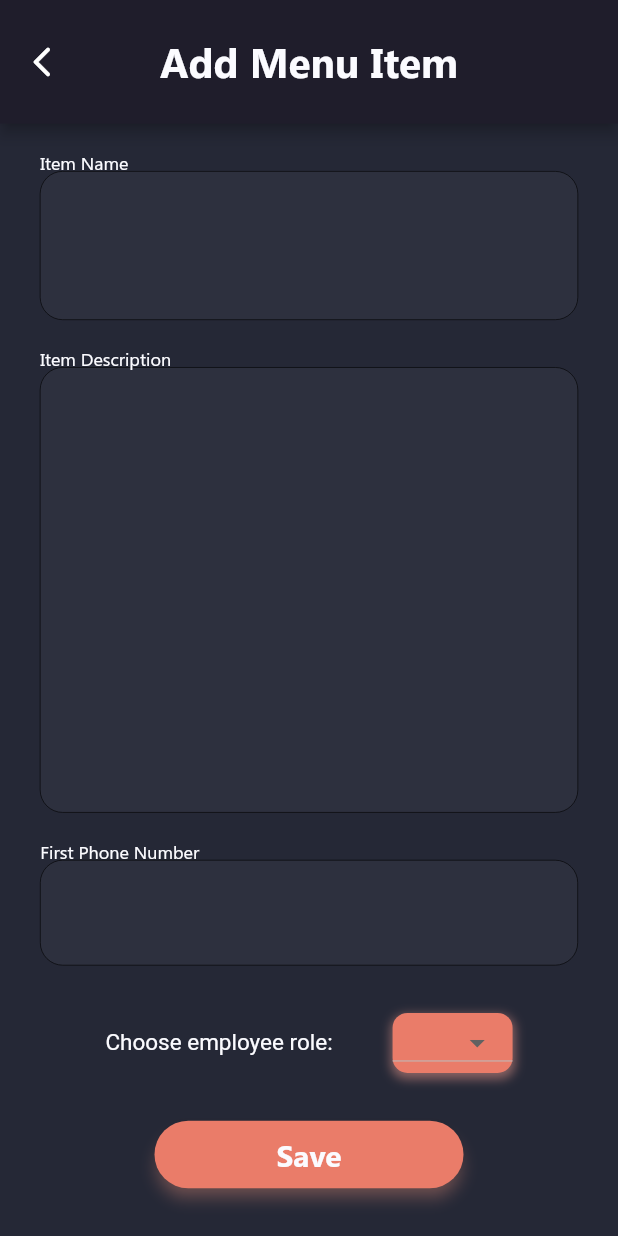
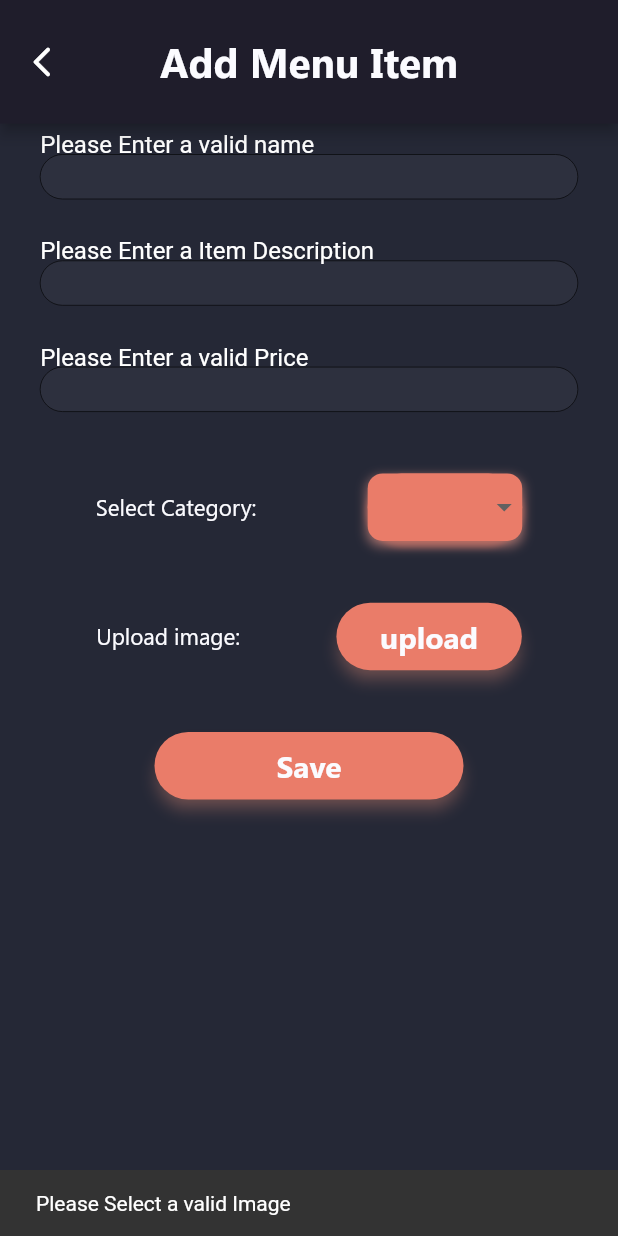
Before and after one commit to adhamremeh/Restaurant_App_Flutter, a Flutter app: the screen it shows after launch, after a tap on "Save", on a phone screen of 412 x 824 dp. Run offline on Flutter 3.47's test engine with Material 2 defaults, Android fonts, the phone set to English and light mode, and no system bars; our stand-ins replace image_picker; missing offline and left inert: mysql1.

Commit message:
image functionality added

```diff
--- a/lib/screens/Manger_View/MenuItem/add_menu_item_screen.dart
+++ b/lib/screens/Manger_View/MenuItem/add_menu_item_screen.dart
@@ -1,9 +1,13 @@
 import 'dart:async';
+import 'dart:convert';
 import 'package:flutter/material.dart';
+import 'package:image_picker/image_picker.dart';
 import 'package:mat3ami/business_logic/models/employee.dart';
+import 'package:mat3ami/business_logic/models/menu_item.dart' as m;
 import 'package:mat3ami/business_logic/models/table_in_restaurant.dart';
 import 'package:mat3ami/business_logic/services/employee_services.dart';
 import 'package:mat3ami/business_logic/view_models/active_user_view_model.dart';
+import 'package:mat3ami/business_logic/view_models/menu_view_model.dart';
 import 'package:mat3ami/screens/common_components/combo_box.dart';
 import 'package:mat3ami/screens/common_components/common_components.dart';
 import 'package:mat3ami/screens/common_components/custom_scaffold.dart';
@@ -18,34 +22,51 @@ class AddMenuItemScreen extends StatefulWidget {
 }
 
 class _AddMenuItemScreenState extends State<AddMenuItemScreen> {
-  final TextEditingController _FirstNameinputTEXT = TextEditingController();
-  final TextEditingController _LastNameinputTEXT = TextEditingController();
-  final TextEditingController _PasswordinputTEXT = TextEditingController();
-  final TextEditingController _FirstPhoneinputTEXT = TextEditingController();
-  final TextEditingController _SecondPhoneinputTEXT = TextEditingController();
-  final TextEditingController _SalaryinputTEXT = TextEditingController();
+  final TextEditingController _ItemNameInputText = TextEditingController();
+  final TextEditingController _ItemDescriptionInputText =
+      TextEditingController();
+  final TextEditingController _ItemPriceInputText = TextEditingController();
+  final TextEditingController _categoryInputText = TextEditingController();
+
   String dropdownValue = '';
-
-  final double customPadding = 30;
-  final double customHeight = 70;
+  List<String> categoryList = ['dessert', 'Koshary'];
+  String? imageBytes;
 
   @override
   void initState() {
     // TODO: implement initState
   }
 
-  Future<void> HireButton() async {
-    String managerSSN = ActiveUserViewModel.id;
-    Employee newUser = Employee(
-        ssn: -1,
-        managerSsn: int.parse(managerSSN),
-        fName: _FirstNameinputTEXT.text,
-        lName: _LastNameinputTEXT.text,
-        employeeRole: dropdownValue,
-        password: _PasswordinputTEXT.text,
-        phone: [_FirstPhoneinputTEXT.text, _SecondPhoneinputTEXT.text],
-        salary: double.parse(_SalaryinputTEXT.text));
-    EmployeeServices.addNewEmployeeToDatabase(newUser, int.parse(managerSSN));
+  Future<void> saveMenuItem() async {
+    bool valid = validateTextFields();
+    if (valid) {
+      showDialog(
+        context: context,
+        barrierDismissible: false,
+        builder: (context) {
+          return Container(
+            color: CustomStyle.colorPalette.lightBackgorund,
+            child: Center(
+              child: CircularProgressIndicator(
+                color: CustomStyle.colorPalette.orange,
+              ),
+            ),
+          );
+        },
+      );
+      await Provider.of<MenuViewModel>(context, listen: false).addNewMenuItem(
+          m.MenuItem(
+              name: _ItemNameInputText.text,
+              price: double.parse(_ItemPriceInputText.text),
+              availability: true,
+              category: _categoryInputText.text,
+              description: _ItemDescriptionInputText.text,
+              imageBytes: this.imageBytes));
+      ScaffoldMessenger.of(context).clearSnackBars();
+      ScaffoldMessenger.of(context)
+          .showSnackBar(SnackBar(content: Text('Item added succsefuly')));
+      Navigator.of(context, rootNavigator: true).pop();
+    }
   }
 
   @override
@@ -53,38 +74,52 @@ class _AddMenuItemScreenState extends State<AddMenuItemScreen> {
     return customScaffold(
       title: "Add Menu Item",
       context: context,
-      body: Column(
-        mainAxisAlignment: MainAxisAlignment.spaceEvenly,
+      body: SingleChildScrollView(
+        child: Column(
           crossAxisAlignment: CrossAxisAlignment.center,
           children: [
+            SizedBox(
+              height: MediaQuery.of(context).size.height * 0.025,
+            ),
             customTextField(
                 width: MediaQuery.of(context).size.width * 0.87,
-              height: MediaQuery.of(context).size.height * 0.12,
-              hintText: "Item Name",
-              textEditingController: _FirstNameinputTEXT),
+                height: MediaQuery.of(context).size.height * 0.036,
+                hintText: " Item Name",
+                textEditingController: _ItemNameInputText),
+            SizedBox(
+              height: MediaQuery.of(context).size.height * 0.05,
+            ),
             customTextField(
                 width: MediaQuery.of(context).size.width * 0.87,
-              height: MediaQuery.of(context).size.height * 0.36,
-              hintText: "Item Description",
-              textEditingController: _PasswordinputTEXT),
+                height: MediaQuery.of(context).size.height * 0.036,
+                hintText: " Item Description",
+                textEditingController: _ItemDescriptionInputText),
+            SizedBox(
+              height: MediaQuery.of(context).size.height * 0.05,
+            ),
             customTextField(
-              width: MediaQuery.of(context).size.width / 1.15,
-              height: customHeight,
-              hintText: "First Phone Number",
-              textEditingController: _FirstPhoneinputTEXT),
-          Row(
-            mainAxisAlignment: MainAxisAlignment.center,
+                width: MediaQuery.of(context).size.width * 0.87,
+                height: MediaQuery.of(context).size.height * 0.036,
+                hintText: "Item Price",
+                textEditingController: _ItemPriceInputText),
+            SizedBox(
+              height: MediaQuery.of(context).size.height * 0.05,
+            ),
+            SizedBox(
+              width: MediaQuery.of(context).size.width * 0.87,
+              child: Row(
+                mainAxisAlignment: MainAxisAlignment.spaceAround,
                 children: [
                   Text(
-                "Choose employee role:",
+                    "Select Category:",
                     style: TextStyle(
+                        fontFamily: CustomStyle.fontFamily,
                         fontSize: CustomStyle.fontSizes.textFieldFont,
                         color: CustomStyle.colorPalette.textColor),
                   ),
-              SizedBox(width: 40),
                   Container(
-                width: 80,
-                height: 40,
+                    width: MediaQuery.of(context).size.width * 0.25,
+                    height: 45,
                     decoration: BoxDecoration(
                         boxShadow: [
                           BoxShadow(
@@ -96,10 +131,29 @@ class _AddMenuItemScreenState extends State<AddMenuItemScreen> {
                         ],
                         borderRadius: BorderRadius.circular(10),
                         color: CustomStyle.colorPalette.orange),
+                    child: Container(
+                      decoration: BoxDecoration(
+                          boxShadow: [
+                            BoxShadow(
+                              color: CustomStyle.colorPalette.orange
+                                  .withOpacity(0.5), // Specify the shadow color
+                              spreadRadius:
+                                  1, // Control the spread of the shadow
+                              blurRadius: 3, // Control the blur of the shadow
+                              offset: const Offset(
+                                  0, 3), // Specify the offset of the shadow
+                            ),
+                          ],
+                          borderRadius: BorderRadius.circular(30.0),
+                          color: CustomStyle.colorPalette.orange),
                       child: DropdownButton<String>(
+                        borderRadius: BorderRadius.circular(30.0),
+                        isExpanded: true,
+                        underline: SizedBox(),
+                        alignment: Alignment.center,
                         dropdownColor: CustomStyle.colorPalette.orange,
                         value: dropdownValue.isNotEmpty ? dropdownValue : null,
-                  items: <String>['Cheif', 'Waiter']
+                        items: categoryList
                             .map<DropdownMenuItem<String>>((String value) {
                           return DropdownMenuItem<String>(
                               value: value,
@@ -108,28 +162,104 @@ class _AddMenuItemScreenState extends State<AddMenuItemScreen> {
                                 child: Text(
                                   value,
                                   style: TextStyle(
-                                fontSize: 10,
-                                color: CustomStyle.colorPalette.textColor),
+                                      fontFamily: CustomStyle.fontFamily,
+                                      fontSize:
+                                          CustomStyle.fontSizes.dropDownMenu,
+                                      color:
+                                          CustomStyle.colorPalette.textColor),
                                 ),
                               ));
                         }).toList(),
                         onChanged: (String? newValue) {
                           setState(() {
                             dropdownValue = newValue!;
+                            _categoryInputText.text = dropdownValue;
                           });
                         },
                       ),
                     ),
+                  ),
                 ],
+              ),
+            ),
+            SizedBox(
+              height: MediaQuery.of(context).size.height * 0.05,
+            ),
+            SizedBox(
+              //width: MediaQuery.of(context).size.width * 0.87,
+              child: Row(
+                mainAxisAlignment: MainAxisAlignment.spaceEvenly,
+                children: [
+                  Text(
+                    "Upload image:",
+                    style: TextStyle(
+                        fontFamily: CustomStyle.fontFamily,
+                        fontSize: CustomStyle.fontSizes.textFieldFont,
+                        color: CustomStyle.colorPalette.textColor),
+                  ),
+                  customButton(
+                      width: MediaQuery.of(context).size.width * 0.3,
+                      height: 45,
+                      context: context,
+                      onPressed: () async {
+                        final ImagePicker picker = ImagePicker();
+
+                        // Pick an image.
+                        XFile? image =
+                            await picker.pickImage(source: ImageSource.gallery);
+                        if (image != null) {
+                          List<int> bytes = await image.readAsBytes();
+                          imageBytes = base64Encode(bytes);
+                        }
+                      },
+                      childText: (imageBytes == null) ? 'upload' : 'Change')
+                ],
+              ),
+            ),
+            SizedBox(
+              height: MediaQuery.of(context).size.height * 0.05,
             ),
             customButton(
                 context: context,
-              onPressed: HireButton,
+                onPressed: saveMenuItem,
                 childText: "Save",
                 width: MediaQuery.of(context).size.width / 2,
                 height: 45)
           ],
         ),
+      ),
     );
   }
+
+  bool validateTextFields() {
+    bool allValid = true;
+    if (_ItemNameInputText.text == '') {
+      _ItemNameInputText.text = 'Please Enter a valid name';
+      allValid = false;
     }
+    if (_ItemDescriptionInputText.text.length < 10) {
+      _ItemDescriptionInputText.text = 'Please Enter a Item Description';
+      allValid = false;
+    }
+    if (double.tryParse(_ItemPriceInputText.text) == null) {
+      _ItemPriceInputText.text = 'Please Enter a valid Price';
+      allValid = false;
+    }
+    if (_categoryInputText.text == '') {
+      _categoryInputText.text = 'Please Select a valid Category';
+      ScaffoldMessenger.of(context).clearSnackBars();
+      ScaffoldMessenger.of(context)
+          .showSnackBar(SnackBar(content: Text(_categoryInputText.text)));
+      allValid = false;
+    }
+
+    if (imageBytes == null) {
+      final temp = 'Please Select a valid Image';
+      ScaffoldMessenger.of(context).clearSnackBars();
+      ScaffoldMessenger.of(context).showSnackBar(SnackBar(content: Text(temp)));
+      allValid = false;
+    }
+
+    return allValid;
+  }
+}
```
Lines whose indentation alone changed are shown as unchanged.
